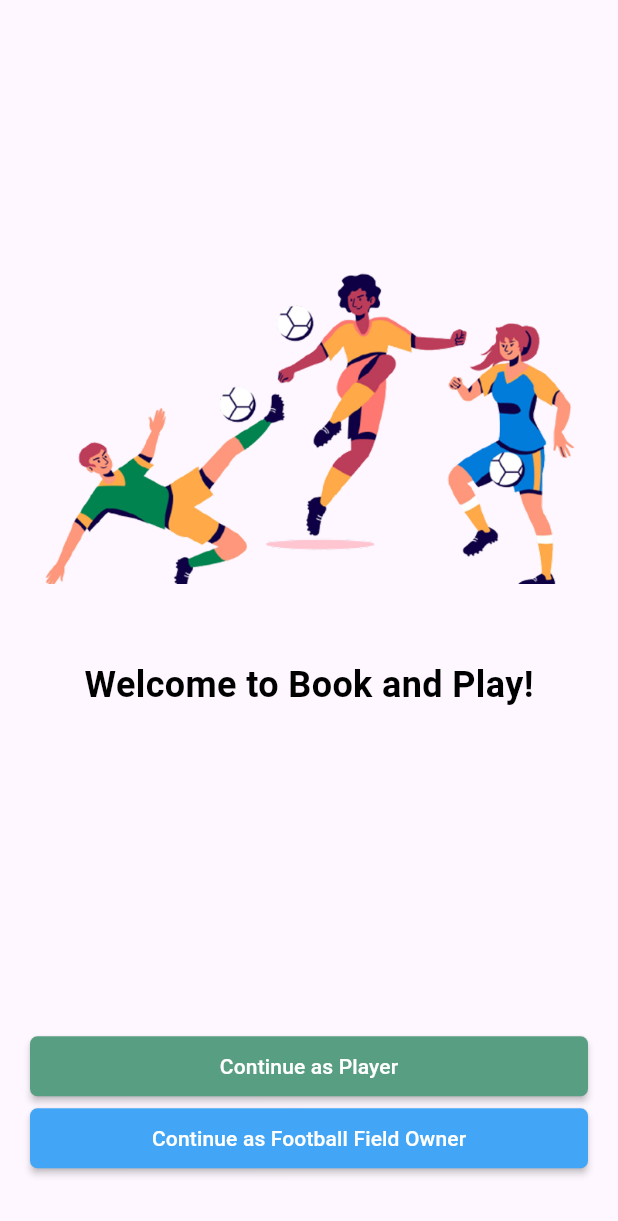
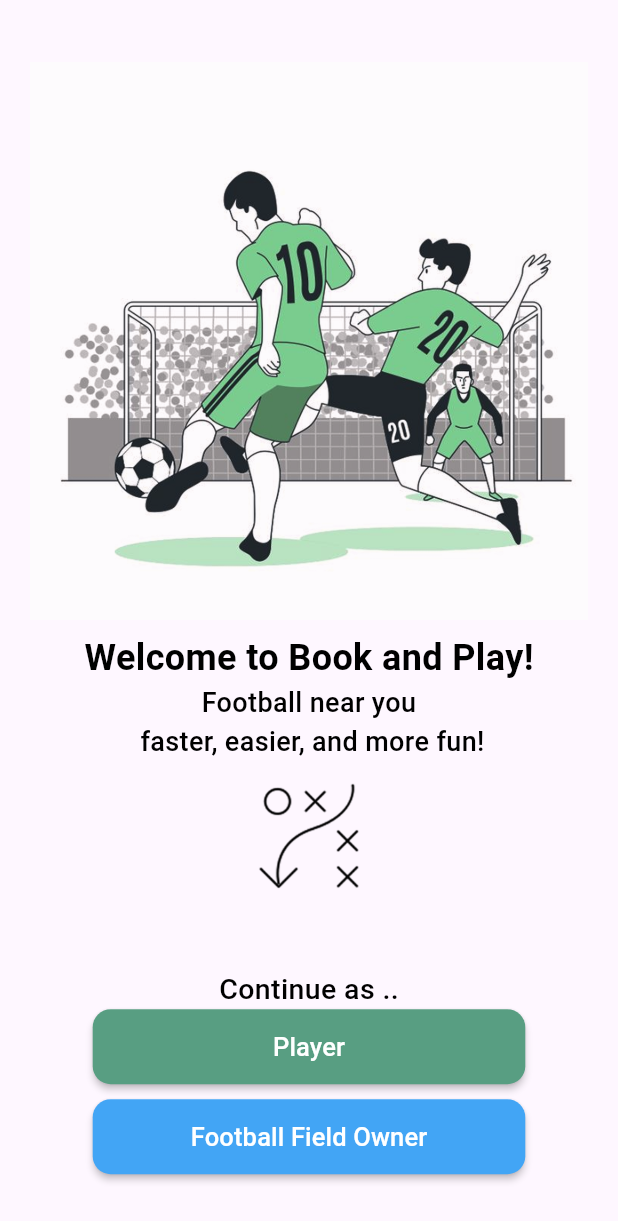
Before and after one commit to Dohaibrahim/book_and_play, a Flutter app: the screen it shows after launch, on a phone screen of 412 x 824 dp. Shown: the top 1221 px of the screen. Run offline on Flutter 3.47's test engine with Material 3 defaults, Android fonts, the phone set to English and light mode, and no system bars; our stand-ins replace country_picker, dartz, dio, flutter_bloc, geolocator, get_it and 2 more; statements that could not run were skipped.

Commit message:
improved onboarding and signin/up screens

```diff
--- a/lib/core/widgets/app_button.dart
+++ b/lib/core/widgets/app_button.dart
@@ -6,10 +6,14 @@ class AppButton extends StatelessWidget {
   final String text;
   final Color? buttonColor, textColor;
   final double? buttonWidth;
+  final double? height;
+  final TextStyle? textStyle;
   const AppButton({
     super.key,
     required this.onPressed,
+    this.textStyle,
     required this.text,
+    this.height,
     this.buttonColor,
     this.textColor,
     this.buttonWidth,
@@ -19,16 +23,17 @@ class AppButton extends StatelessWidget {
   Widget build(BuildContext context) {
     final screenWidth = MediaQuery.sizeOf(context).width;
     return MaterialButton(
+      height: height,
       padding: EdgeInsets.symmetric(vertical: 10, horizontal: 20),
       textColor: textColor ?? Colors.white,
       color: buttonColor ?? ColorManager.primaryColor,
       minWidth: buttonWidth ?? screenWidth * 0.80,
       onPressed: onPressed,
       shape: OutlineInputBorder(
-        borderRadius: BorderRadius.circular(5),
+        borderRadius: BorderRadius.circular(12),
         borderSide: BorderSide(color: Colors.transparent),
       ),
-      child: Text(text),
+      child: Text(text, style: textStyle),
     );
   }
 }
--- a/lib/features/auth/presentation/sign_in_view.dart
+++ b/lib/features/auth/presentation/sign_in_view.dart
@@ -1,4 +1,5 @@
 import 'package:book_and_play/core/routing/routes.dart';
+import 'package:book_and_play/core/theme/color_manager.dart';
 import 'package:book_and_play/features/auth/presentation/manager/signin_cubit/signin_cubit.dart';
 import 'package:book_and_play/features/auth/presentation/manager/signin_cubit/signin_state.dart';
 import 'package:book_and_play/features/auth/presentation/widgets/sign_in_view_body.dart';
@@ -18,6 +19,9 @@ class SignInView extends StatelessWidget {
             if (state is SigninSuccessState) {
               Navigator.pushReplacementNamed(context, Routes.bottomNavView);
             }
+            if (state is SigninLoadingState) {
+              CircularProgressIndicator(color: ColorManager.primaryColor);
+            }
           },
           child: SignInViewBody(),
         ),
--- a/lib/features/auth/presentation/sign_up_view.dart
+++ b/lib/features/auth/presentation/sign_up_view.dart
@@ -1,4 +1,5 @@
 import 'package:book_and_play/core/routing/routes.dart';
+import 'package:book_and_play/core/theme/color_manager.dart';
 import 'package:book_and_play/features/auth/presentation/manager/signup_cubit/signup_cubit.dart';
 import 'package:book_and_play/features/auth/presentation/manager/signup_cubit/signup_state.dart';
 import 'package:book_and_play/features/auth/presentation/widgets/sign_up_view_body.dart';
@@ -17,6 +18,9 @@ class SignUpView extends StatelessWidget {
           if (state is SignupSuccess) {
             Navigator.pushReplacementNamed(context, Routes.signInView);
           }
+          if (state is SignupLoading) {
+            CircularProgressIndicator(color: ColorManager.primaryColor);
+          }
         },
         child: const Scaffold(body: SignUpViewBody()),
       ),
--- a/lib/features/onboarding/presentation/widgets/onboarding_view_body.dart
+++ b/lib/features/onboarding/presentation/widgets/onboarding_view_body.dart
@@ -9,40 +9,71 @@ class OnboardingViewBody extends StatelessWidget {
   @override
   Widget build(BuildContext context) {
     final screenHeight = MediaQuery.sizeOf(context).height;
+    final screenWidth = MediaQuery.sizeOf(context).width;
     return Padding(
       padding: EdgeInsets.symmetric(horizontal: 20),
       child: Column(
-        crossAxisAlignment: CrossAxisAlignment.stretch,
+        crossAxisAlignment: CrossAxisAlignment.center,
         children: [
-          SizedBox(height: screenHeight * 0.20),
-          Image.asset('assets/images/onboarding_image.png'),
-          SizedBox(height: 50),
+          SizedBox(height: screenHeight * 0.05),
+          Image.asset('assets/images/onboarding_players.png'),
+          SizedBox(height: screenHeight * 0.01),
           Center(
             child: Text(
               'Welcome to Book and Play!',
               style: TextStyles.font24BlackBold,
             ),
           ),
-          /*Center(
+          Center(
             child: Text(
-              'Continue as ',
-              style: TextStyles.font24BlackBold.copyWith(
-                fontSize: 22,
-                fontWeight: FontWeight.w500,
+              'Football near you \n faster, easier, and more fun!',
+              textAlign: TextAlign.center,
+              style: TextStyles.font14BlackMedium.copyWith(fontSize: 18),
             ),
           ),
-          ),*/
+          Image.asset(
+            'assets/icons/onboarding_xo_icon.png',
+            width: 100,
+            height: 100,
+          ),
           Expanded(child: SizedBox()),
-          AppButton(
+          Center(
+            child: Text(
+              'Continue as ..',
+              style: TextStyles.font14BlackMedium.copyWith(fontSize: 19),
+            ),
+          ),
+          SizedBox(
+            width: screenWidth * 0.70,
+            height: 50,
+            child: AppButton(
+              //buttonWidth: screenWidth * 0.70,
+              //height: 50,
+              textStyle: TextStyles.font14BlackMedium.copyWith(
+                color: Colors.white,
+                fontSize: 17,
+              ),
               onPressed: () {
                 Navigator.pushReplacementNamed(context, Routes.signUpView);
               },
-            text: 'Continue as Player',
+              text: 'Player',
             ),
-          AppButton(
+          ),
+          SizedBox(height: 10),
+          SizedBox(
+            height: 50,
+            width: screenWidth * 0.70,
+            child: AppButton(
+              //height: 50,
+              //buttonWidth: screenWidth * 0.60,
               onPressed: () {},
-            text: 'Continue as Football Field Owner',
+              text: 'Football Field Owner',
               buttonColor: Colors.blue[400],
+              textStyle: TextStyles.font14BlackMedium.copyWith(
+                color: Colors.white,
+                fontSize: 17,
+              ),
+            ),
           ),
           SizedBox(height: screenHeight * 0.05),
         ],
--- a/lib/features/settings/presentation/settings_view.dart
+++ b/lib/features/settings/presentation/settings_view.dart
@@ -1,3 +1,4 @@
+import 'package:book_and_play/features/settings/presentation/widgets/settings_view_body.dart';
 import 'package:flutter/material.dart';
 
 class SettingsView extends StatelessWidget {
@@ -5,6 +6,6 @@ class SettingsView extends StatelessWidget {
 
   @override
   Widget build(BuildContext context) {
-    return const Scaffold();
+    return const Scaffold(body: SettingsViewBody());
   }
 }
--- a/lib/main.dart
+++ b/lib/main.dart
@@ -3,7 +3,6 @@ import 'package:book_and_play/core/routing/app_router.dart';
 import 'package:book_and_play/core/routing/routes.dart';
 import 'package:book_and_play/core/utils/constant.dart';
 import 'package:book_and_play/core/utils/shared_pref.dart';
-import 'package:book_and_play/features/onboarding/presentation/onboarding_view.dart';
 import 'package:flutter/material.dart';
 
 void main() async {
```
Also changed, not shown: lib/core/widgets/app_text_form_field.dart (+7 -2 lines), lib/features/auth/presentation/widgets/sign_in_view_body.dart (+11 -2 lines), lib/features/auth/presentation/widgets/sign_up_view_body.dart (+13 -7 lines), lib/features/settings/presentation/widgets/settings_view_body.dart (added, +77 -0 lines), assets/icons/onboarding_xo_icon.png (added), assets/icons/soccer_player.png (added), assets/images/onboarding_image.png (deleted), assets/images/onboarding_players.png (added). Lines whose indentation alone changed are shown as unchanged.
